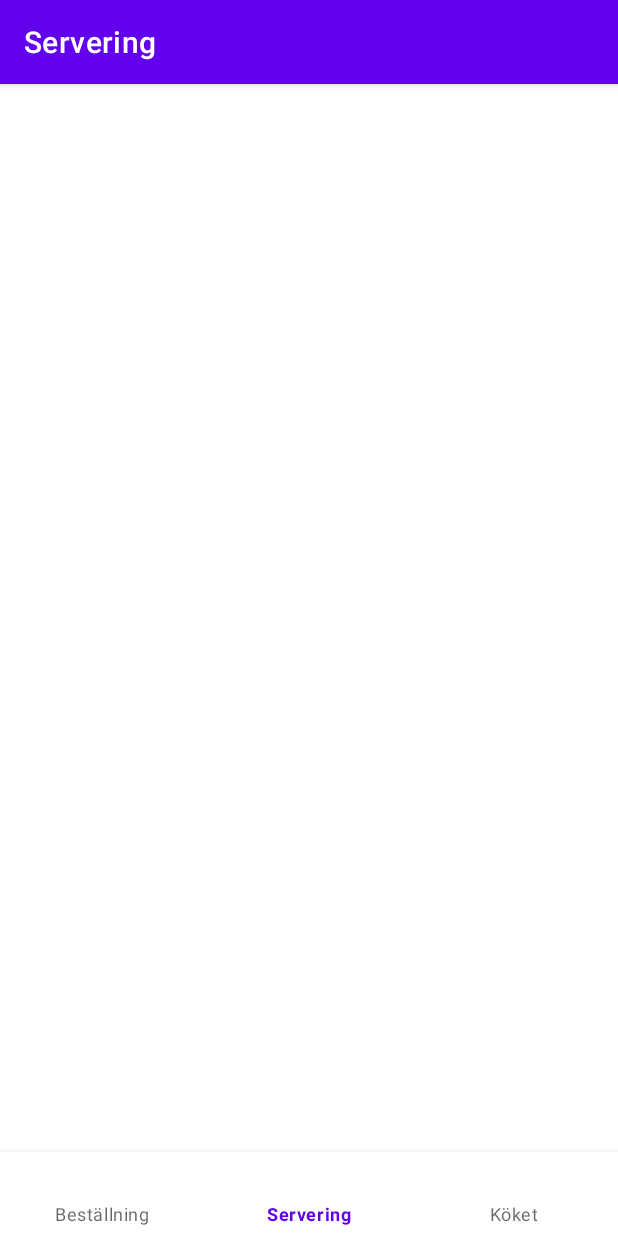
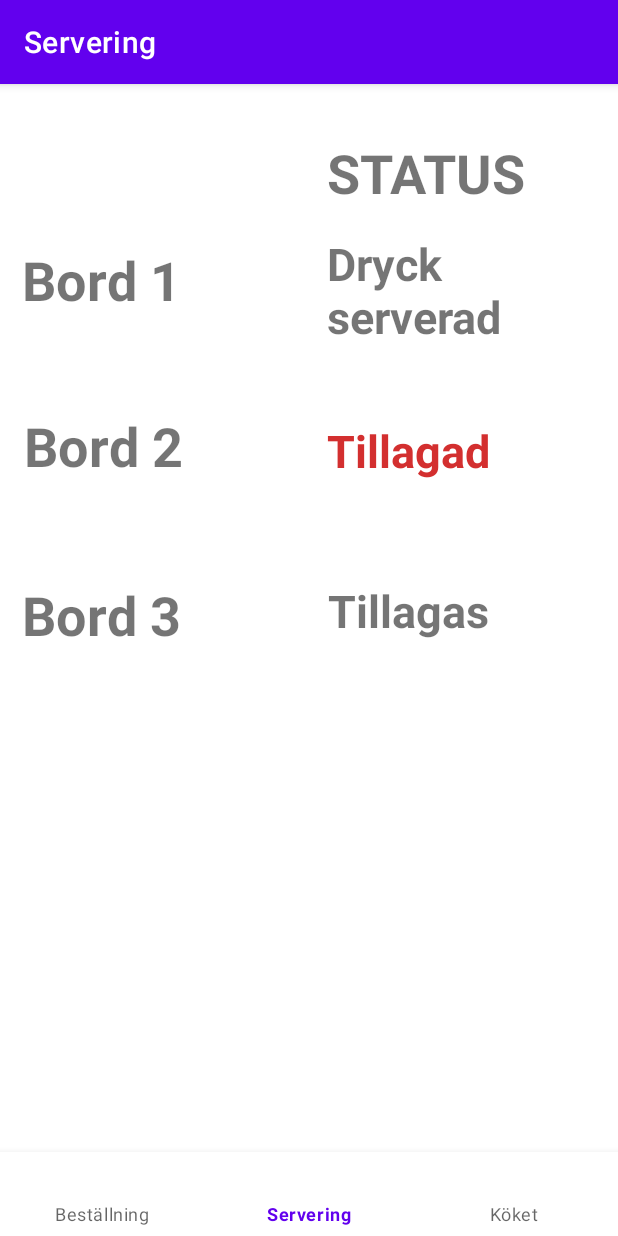
Before and after one commit to joelgoransson/DT142G-Projektgrupp-Java, an Android app: the TablesFragment screen opened through its navigation route, on a phone screen of 412 x 824 dp. Run offline under Robolectric (Android 15) with nearby library versions, the phone set to English and light mode, and no system bars; our stand-ins replace navigation-ui.

Commit message:
Design till köket och serveringsmenyn

```diff
--- a/app/src/main/res/layout/tables_fragment.xml
+++ b/app/src/main/res/layout/tables_fragment.xml
@@ -1,7 +1,109 @@
 <?xml version="1.0" encoding="utf-8"?>
 <androidx.constraintlayout.widget.ConstraintLayout xmlns:android="http://schemas.android.com/apk/res/android"
+    xmlns:app="http://schemas.android.com/apk/res-auto"
     xmlns:tools="http://schemas.android.com/tools"
     android:id="@+id/frameLayout2"
     android:layout_width="match_parent"
     android:layout_height="match_parent"
-    tools:context=".tables.TablesFragment" />
+    tools:context=".tables.TablesFragment" >
+
+    <TextView
+        android:id="@+id/textView16"
+        android:layout_width="150dp"
+        android:layout_height="75dp"
+        android:text="Dryck serverad"
+        android:textSize="30sp"
+        android:textStyle="bold"
+        app:layout_constraintBottom_toBottomOf="parent"
+        app:layout_constraintEnd_toEndOf="parent"
+        app:layout_constraintHorizontal_bias="0.831"
+        app:layout_constraintStart_toStartOf="parent"
+        app:layout_constraintTop_toTopOf="parent"
+        app:layout_constraintVertical_bias="0.143" />
+
+    <TextView
+        android:id="@+id/textView2"
+        android:layout_width="179dp"
+        android:layout_height="57dp"
+        android:text="Bord 1"
+        android:textSize="36sp"
+        android:textStyle="bold"
+        app:layout_constraintBottom_toBottomOf="parent"
+        app:layout_constraintEnd_toEndOf="parent"
+        app:layout_constraintHorizontal_bias="0.064"
+        app:layout_constraintStart_toStartOf="parent"
+        app:layout_constraintTop_toTopOf="parent"
+        app:layout_constraintVertical_bias="0.149" />
+
+    <TextView
+        android:id="@+id/textView13"
+        android:layout_width="143dp"
+        android:layout_height="58dp"
+        android:text="Tillagas"
+        android:textSize="30sp"
+        android:textStyle="bold"
+        app:layout_constraintBottom_toBottomOf="parent"
+        app:layout_constraintEnd_toEndOf="parent"
+        app:layout_constraintHorizontal_bias="0.813"
+        app:layout_constraintStart_toStartOf="parent"
+        app:layout_constraintTop_toTopOf="parent"
+        app:layout_constraintVertical_bias="0.466" />
+
+    <TextView
+        android:id="@+id/textView14"
+        android:layout_width="154dp"
+        android:layout_height="50dp"
+        android:text="Tillagad"
+        android:textColor="#D32F2F"
+        android:textSize="30sp"
+        android:textStyle="bold"
+        app:layout_constraintBottom_toBottomOf="parent"
+        app:layout_constraintEnd_toEndOf="parent"
+        app:layout_constraintHorizontal_bias="0.844"
+        app:layout_constraintStart_toStartOf="parent"
+        app:layout_constraintTop_toTopOf="parent"
+        app:layout_constraintVertical_bias="0.312" />
+
+    <TextView
+        android:id="@+id/textView6"
+        android:layout_width="179dp"
+        android:layout_height="57dp"
+        android:text="Bord 2"
+        android:textSize="36sp"
+        android:textStyle="bold"
+        app:layout_constraintBottom_toBottomOf="parent"
+        app:layout_constraintEnd_toEndOf="parent"
+        app:layout_constraintHorizontal_bias="0.068"
+        app:layout_constraintStart_toStartOf="parent"
+        app:layout_constraintTop_toTopOf="parent"
+        app:layout_constraintVertical_bias="0.305" />
+
+    <TextView
+        android:id="@+id/textView11"
+        android:layout_width="178dp"
+        android:layout_height="59dp"
+        android:text="Bord 3"
+        android:textSize="36sp"
+        android:textStyle="bold"
+        app:layout_constraintBottom_toBottomOf="parent"
+        app:layout_constraintEnd_toEndOf="parent"
+        app:layout_constraintHorizontal_bias="0.064"
+        app:layout_constraintStart_toStartOf="parent"
+        app:layout_constraintTop_toTopOf="parent"
+        app:layout_constraintVertical_bias="0.465" />
+
+    <TextView
+        android:id="@+id/textView12"
+        android:layout_width="164dp"
+        android:layout_height="46dp"
+        android:text="STATUS"
+        android:textSize="36sp"
+        android:textStyle="bold"
+        app:layout_constraintBottom_toBottomOf="parent"
+        app:layout_constraintEnd_toEndOf="parent"
+        app:layout_constraintHorizontal_bias="0.878"
+        app:layout_constraintStart_toStartOf="parent"
+        app:layout_constraintTop_toTopOf="parent"
+        app:layout_constraintVertical_bias="0.048" />
+
+</androidx.constraintlayout.widget.ConstraintLayout>
```
Also changed, not shown: app/src/main/res/drawable/textview_border.xml (added, +9 -0 lines), app/src/main/res/layout/kitchen_fragment.xml (+93 -86 lines).
